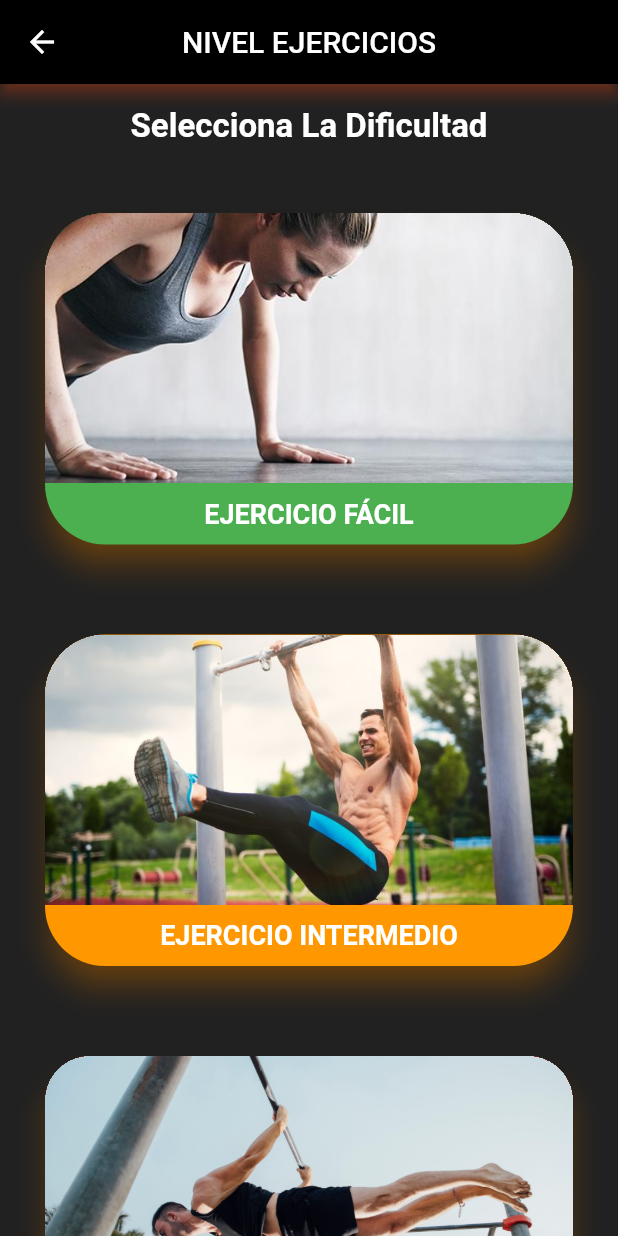
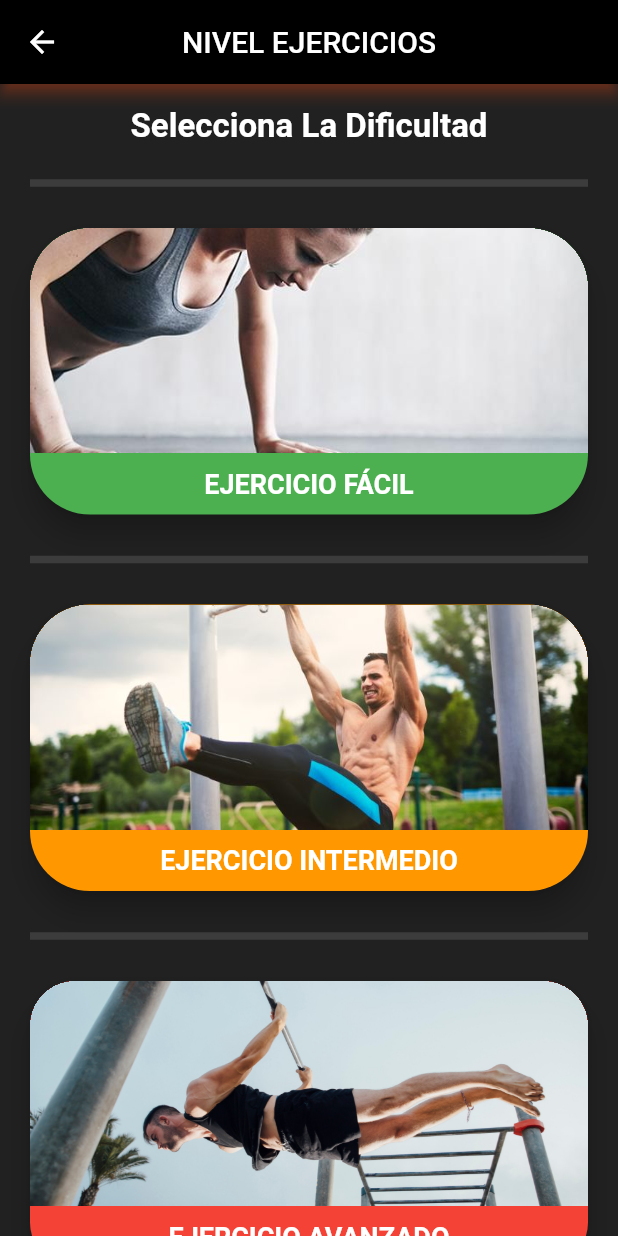
Before and after one commit to xariasavila/calistenia_app, a Flutter app: the Ejercicios screen opened directly, on a phone screen of 412 x 824 dp. Run offline on Flutter 3.47's test engine with Material 2 defaults, Android fonts, the phone set to English and light mode, and no system bars; our stand-ins replace flutter_map, latlong2; missing offline and left inert: flutter_map_location_marker, linkwell.

Commit message:
the last fixes

```diff
--- a/lib/api/calistenia_api.dart
+++ b/lib/api/calistenia_api.dart
@@ -4,6 +4,7 @@ import 'package:calistenia_app/models/evento.dart';
 import 'package:calistenia_app/models/noticia.dart';
 import 'package:calistenia_app/models/parque.dart';
 import 'package:calistenia_app/models/rutina.dart';
+import 'package:calistenia_app/models/usuario.dart';
 import 'package:http/http.dart' as http;
 
 class CalisteniaApi {
@@ -188,7 +189,6 @@ Future<List<Parque>> getParques2(String query) async {
   }
 }
 
-/*
 //get usuarios
 Future<List<Usuario>> getUsuarios(String query) async {
   final url = Uri.parse('https://back-calistenia.herokuapp.com/api/usuario');
@@ -201,4 +201,4 @@ Future<List<Usuario>> getUsuarios(String query) async {
   } else {
     throw Exception();
   }
-}*/
+}
--- a/lib/constant.dart
+++ b/lib/constant.dart
@@ -12,9 +12,6 @@ const defaultPadding = 16.0;
 const logoDarkTheme = "assets/icons/Only_logo_dark_theme.svg";
 const logoLightTheme = "assets/icons/Only_logo_light_theme.svg";
 
-const requiredField = "This field is required";
-const invalidEmail = "Enter a valid email address";
-
 const InputDecoration otpInputDecoration = InputDecoration(
   filled: false,
   border: UnderlineInputBorder(),
--- a/lib/screens/entrenamiento/ejercicios/detalleEjercicio.dart
+++ b/lib/screens/entrenamiento/ejercicios/detalleEjercicio.dart
@@ -29,7 +29,7 @@ class DetalleEjercicio extends StatelessWidget {
                       child: Column(children: <Widget>[
                     Ink.image(
                       image: AssetImage('assets/images/youtube.JPG'),
-                      height: 150,
+                      height: 120,
                       //width: 200,
                       fit: BoxFit.cover,
                     ),
@@ -117,7 +117,7 @@ class DetalleEjercicio extends StatelessWidget {
                 if (ejercicio.iddificultad == "717592951292395521")
                   Chip(
                     backgroundColor: Colors.red,
-                    label: Text("DIFÍCIL",
+                    label: Text("AVANZADO",
                         style: TextStyle(
                           fontSize: 15,
                           fontWeight: FontWeight.bold,
--- a/lib/screens/entrenamiento/ejercicios/ejercicios.dart
+++ b/lib/screens/entrenamiento/ejercicios/ejercicios.dart
@@ -16,8 +16,13 @@ class Ejercicios extends StatelessWidget {
         ),
         body: ListView(
           children: <Widget>[
-            //Container(color: Colors.black, child: titulo(context)),
             titulo(context),
+            const Divider(
+              height: 20,
+              thickness: 5,
+              indent: 20,
+              endIndent: 20,
+            ),
             columnaEjercicios(context),
           ],
         ));
@@ -28,11 +33,10 @@ Widget columnaEjercicios(BuildContext context) {
   return Column(
     children: [
       Card(
-          shadowColor: Colors.orange[600],
           color: Colors.green,
           shape:
               RoundedRectangleBorder(borderRadius: BorderRadius.circular(40)),
-          margin: EdgeInsets.all(30),
+          margin: EdgeInsets.all(20),
           elevation: 8,
           clipBehavior: Clip.hardEdge,
           child: ClipRRect(
@@ -40,7 +44,7 @@ Widget columnaEjercicios(BuildContext context) {
             children: <Widget>[
               Ink.image(
                   image: AssetImage('assets/images/eje1.jpg'),
-                  height: 180,
+                  height: 150,
                   //width: 200,
                   fit: BoxFit.cover,
                   child: InkWell(
@@ -63,20 +67,25 @@ Widget columnaEjercicios(BuildContext context) {
                       ))),
             ],
           ))),
+      const Divider(
+        height: 20,
+        thickness: 5,
+        indent: 20,
+        endIndent: 20,
+      ),
       Card(
-          shadowColor: Colors.orange[600],
           color: Colors.orange,
           shape:
               RoundedRectangleBorder(borderRadius: BorderRadius.circular(40)),
           clipBehavior: Clip.hardEdge,
-          margin: EdgeInsets.all(30),
+          margin: EdgeInsets.all(20),
           elevation: 8,
           child: ClipRRect(
               child: Column(
             children: <Widget>[
               Ink.image(
                   image: AssetImage('assets/images/eje2.jpg'),
-                  height: 180,
+                  height: 150,
                   //width: 200,
                   fit: BoxFit.cover,
                   child: InkWell(
@@ -98,20 +107,25 @@ Widget columnaEjercicios(BuildContext context) {
                       ))),
             ],
           ))),
+      const Divider(
+        height: 20,
+        thickness: 5,
+        indent: 20,
+        endIndent: 20,
+      ),
       Card(
-          shadowColor: Colors.orange[600],
           color: Colors.red,
           shape:
               RoundedRectangleBorder(borderRadius: BorderRadius.circular(30)),
           clipBehavior: Clip.hardEdge,
-          margin: EdgeInsets.all(30),
+          margin: EdgeInsets.all(20),
           elevation: 8,
           child: ClipRRect(
               child: Column(
             children: <Widget>[
               Ink.image(
                   image: AssetImage('assets/images/eje3.jpg'),
-                  height: 180,
+                  height: 150,
                   //width: 200,
                   fit: BoxFit.cover,
                   child: InkWell(
--- a/lib/screens/home/inicio.dart
+++ b/lib/screens/home/inicio.dart
@@ -26,7 +26,7 @@ class _InicioState extends State<Inicio> {
             Align(
               alignment: Alignment.center,
               child: Container(
-                padding: EdgeInsets.all(15),
+                padding: EdgeInsets.all(20),
                 child: Text(
                   'Bienvenido! Entérate de lo último!',
                   textAlign: TextAlign.center,
@@ -58,7 +58,7 @@ class _InicioState extends State<Inicio> {
                       child: Column(
                     children: <Widget>[
                       Ink.image(
-                        height: 170,
+                        height: 150,
                         fit: BoxFit.cover,
                         image: AssetImage('assets/images/noticias.jpg'),
                         child: InkWell(
@@ -100,7 +100,7 @@ class _InicioState extends State<Inicio> {
                       child: Column(
                     children: <Widget>[
                       Ink.image(
-                        height: 170,
+                        height: 150,
                         fit: BoxFit.cover,
                         image: AssetImage('assets/images/eventos.jpg'),
                         child: InkWell(
```
Also changed, not shown: lib/models/usuario.dart (+9 -2 lines), lib/screens/entrenamiento/rutinas/detalleRutina.dart (+4 -4 lines), lib/screens/entrenamiento/rutinas/rutinas.dart (+24 -9 lines), lib/screens/login/login.dart (+3 -16 lines), lib/screens/login/login2.dart (deleted, +0 -131 lines), lib/screens/map/mapa.dart (+9 -1 lines), lib/widgets/pendientes.txt (deleted, +0 -65 lines).
